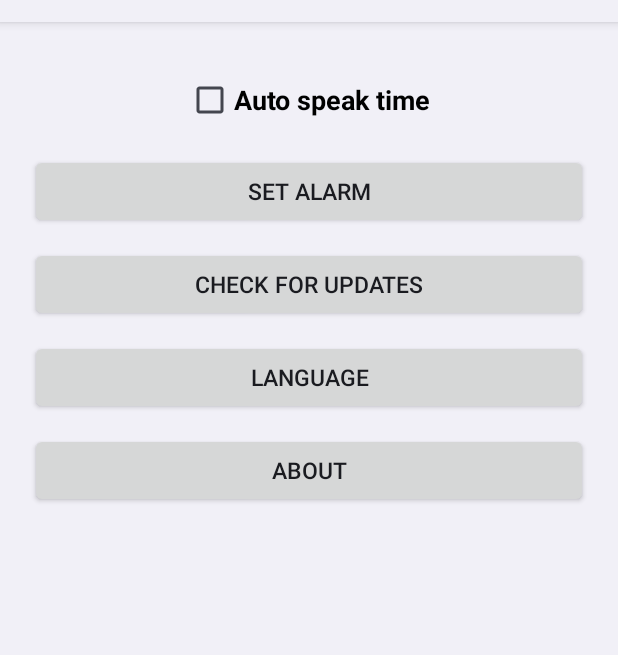
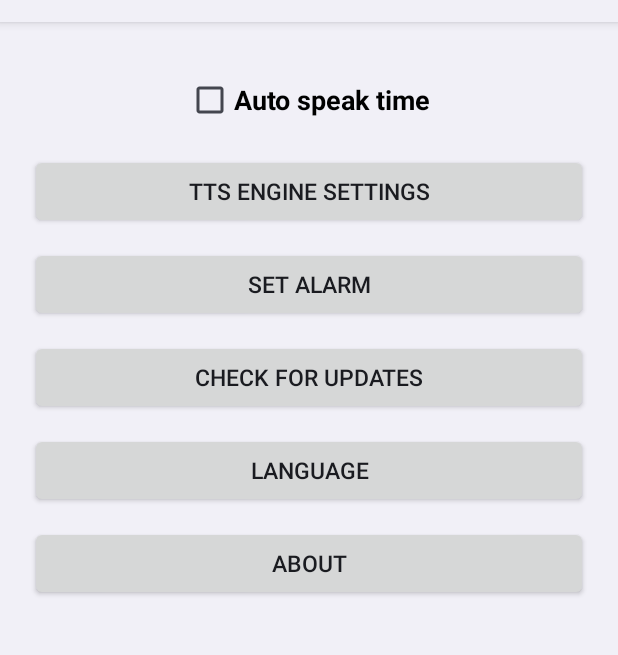
Before and after one commit to smartthinh/time-announcer, an Android app: the screen it shows after launch (MainActivity), on a phone screen of 412 x 824 dp, the part 62-717 px from its top. Run offline under Robolectric (Android 15) with nearby library versions, the phone set to English and light mode, and no system bars.

Commit message:
Fixed the TTS engine settings button bug.
The engine TTS settings button has been fixed so that it's always visible instead of being hidden as before.

```diff
--- a/app/src/main/java/com/smartthinh/timeannouncer/MainActivity.java
+++ b/app/src/main/java/com/smartthinh/timeannouncer/MainActivity.java
@@ -280,8 +280,8 @@ public class MainActivity extends Activity {
         int mainVisibility = isEnabled ? View.VISIBLE : View.GONE;
         btnInterval.setVisibility(mainVisibility);
         btnHours.setVisibility(mainVisibility);
-        btnTtsSettings.setVisibility(mainVisibility);
         chkPlaySound.setVisibility(mainVisibility);
+        btnTtsSettings.setVisibility(View.VISIBLE);
 
         btnInterval.setText(getString(R.string.btn_interval_prefix, selectedInterval));
         btnHours.setText(getString(R.string.btn_hours_prefix, countSelectedHours()));
--- a/app/src/main/res/layout/activity_main.xml
+++ b/app/src/main/res/layout/activity_main.xml
@@ -38,15 +38,6 @@
             android:layout_marginBottom="12dp"
             android:visibility="gone" />
 
-        <Button
-            android:id="@+id/btnTtsSettings"
-            android:layout_width="match_parent"
-            android:layout_height="50dp"
-            android:text="@string/btn_tts_settings"
-            android:textSize="15sp"
-            android:layout_marginBottom="20dp"
-            android:visibility="gone" />
-
         <CheckBox
             android:id="@+id/chkPlaySound"
             android:layout_width="wrap_content"
@@ -63,8 +54,16 @@
             android:layout_height="50dp"
             android:text="@string/dialog_sound_title"
             android:textSize="15sp"
-            android:layout_marginBottom="24dp"
+            android:layout_marginBottom="20dp"
             android:visibility="gone" />
+
+        <Button
+            android:id="@+id/btnTtsSettings"
+            android:layout_width="match_parent"
+            android:layout_height="50dp"
+            android:text="@string/btn_tts_settings"
+            android:textSize="15sp"
+            android:layout_marginBottom="12dp" />
 
         <Button
             android:id="@+id/btnAlarmList"
```
Also changed, not shown: 1 other file.
